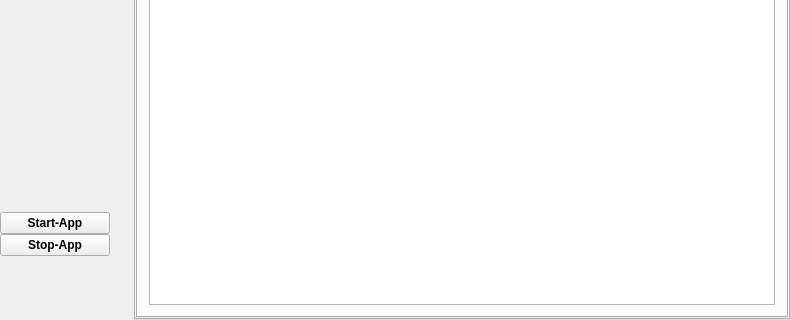
This is src/formMainWindow.ui in vkohaupt/vokoscreenNG as Qt 5 draws it before an edit; both pictures show x 0 to 790 and y 180 to 500 of the 790 by 500 pixel window. The edited form follows.
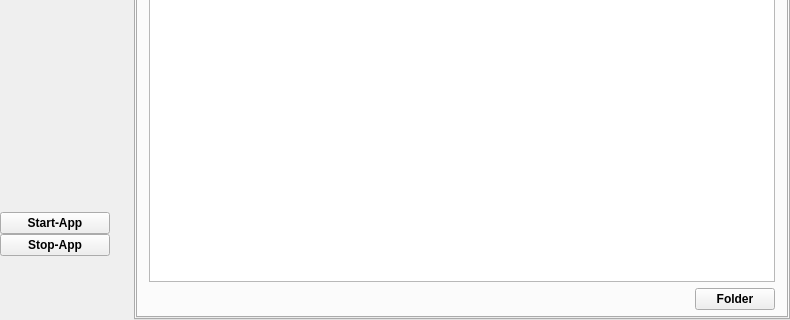
This is the edited form. The open tabs and pages were chosen to show the change. Icons and pictures are not drawn.

Commit message: Log: Add Button open folder

```diff
--- a/src/formMainWindow.ui
+++ b/src/formMainWindow.ui
@@ -6792,6 +6792,9 @@
             <string notr="true"/>
            </attribute>
            <layout class="QVBoxLayout" name="verticalLayout_26">
+            <property name="bottomMargin">
+             <number>6</number>
+            </property>
             <item>
              <widget class="QTextBrowser" name="textBrowserLog">
               <property name="html">
@@ -6803,6 +6806,36 @@
               </property>
              </widget>
             </item>
+            <item>
+             <layout class="QHBoxLayout" name="horizontalLayout_8">
+              <item>
+               <spacer name="horizontalSpacer_16">
+                <property name="orientation">
+                 <enum>Qt::Horizontal</enum>
+                </property>
+                <property name="sizeHint" stdset="0">
+                 <size>
+                  <width>40</width>
+                  <height>20</height>
+                 </size>
+                </property>
+               </spacer>
+              </item>
+              <item>
+               <widget class="QPushButton" name="pushButton_log_openfolder">
+                <property name="font">
+                 <font>
+                  <weight>75</weight>
+                  <bold>true</bold>
+                 </font>
+                </property>
+                <property name="text">
+                 <string>Folder</string>
+                </property>
+               </widget>
+              </item>
+             </layout>
+            </item>
            </layout>
           </widget>
          </widget>
```
The commit also changes 2 other files.
